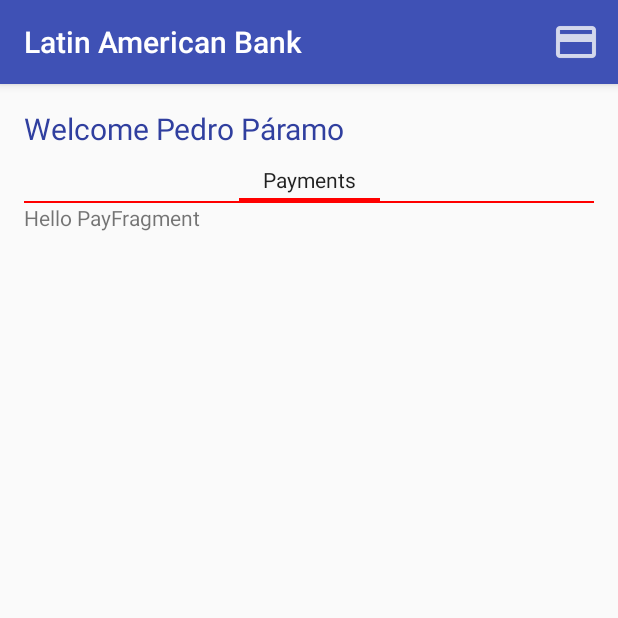
After one commit to DanielOlvera/LatinAmericanBank, an Android app: the PayFragment screen opened directly, with no data from a screen before it, on a phone screen of 412 x 824 dp, the top half of it. The commit adds this screen. Run offline under Robolectric (Android 15) with nearby library versions, the phone set to English and light mode, and no system bars; our stand-ins replace ButterKnife.

Commit message:
UserWindow: Added PayFragment UI, implementation and barMenu, testes and working correctly

```diff
--- a/app/build.gradle
+++ b/app/build.gradle
@@ -43,16 +43,16 @@ dependencies {
     androidTestCompile('com.android.support.test.espresso:espresso-core:2.2.2', {
         exclude group: 'com.android.support', module: 'support-annotations'
     })
-    compile 'com.android.support:appcompat-v7:24.2.1'
-    testCompile 'junit:junit:4.12'
 
     //Digits compile
     compile('com.digits.sdk.android:digits:2.0.2@aar') {
         transitive = true;
     }
+    compile 'com.android.support:appcompat-v7:24.2.1'
+    compile 'com.android.support:support-v4:24.2.1'
+    testCompile 'junit:junit:4.12'
 
     //Material design
-    compile 'com.android.support:appcompat-v7:24.2.1'
     compile 'com.android.support:cardview-v7:24.2.1'
     compile 'com.android.support:recyclerview-v7:24.2.1'
     compile 'com.android.support:design:24.2.1'
--- /dev/null
+++ b/app/src/main/java/com/example/daniel/latinamericanbank/userswindow/PayFragment.java
@@ -0,0 +1,66 @@
+package com.example.daniel.latinamericanbank.userswindow;
+
+
+
+import android.content.Context;
+import android.os.Bundle;
+import android.support.annotation.Nullable;
+import android.support.v4.app.Fragment;
+import android.view.LayoutInflater;
+import android.view.Menu;
+import android.view.MenuInflater;
+import android.view.View;
+import android.view.ViewGroup;
+import android.widget.TextView;
+
+import com.example.daniel.latinamericanbank.R;
+
+import butterknife.BindView;
+import butterknife.ButterKnife;
+
+/**
+ * A simple {@link Fragment} subclass.
+ *
+ */
+public class PayFragment extends Fragment {
+
+    @BindView(R.id.fp_textVw)
+    TextView textView;
+
+    private String title;
+    private int page;
+
+    public PayFragment() {
+        // Required empty public constructor
+    }
+
+    public static PayFragment newInstance(){
+        PayFragment payFragment = new PayFragment();
+        return payFragment;
+    }
+
+    @Override
+    public void onCreate(@Nullable Bundle savedInstanceState) {
+        super.onCreate(savedInstanceState);
+    }
+
+    @Override
+    public View onCreateView(LayoutInflater inflater, ViewGroup container,
+                             Bundle savedInstanceState) {
+        // Inflate the layout for this fragment
+        return inflater.inflate(R.layout.fragment_pay, container, false);
+    }
+
+    @Override
+    public void onActivityCreated(@Nullable Bundle savedInstanceState) {
+        super.onActivityCreated(savedInstanceState);
+        setHasOptionsMenu(true);
+
+    }
+
+    @Override
+    public void onCreateOptionsMenu(Menu menu, MenuInflater inflater) {
+        inflater.inflate(R.menu.pay_menu, menu);
+        //super.onCreateOptionsMenu(menu, inflater);
+    }
+}
--- /dev/null
+++ b/app/src/main/java/com/example/daniel/latinamericanbank/userswindow/UserFragmentAdapter.java
@@ -0,0 +1,48 @@
+package com.example.daniel.latinamericanbank.userswindow;
+
+import android.support.v4.app.Fragment;
+import android.support.v4.app.FragmentManager;
+import android.support.v4.app.FragmentPagerAdapter;
+
+/**
+ * Created by Daniel on 11/26/16.
+ */
+
+public class UserFragmentAdapter extends FragmentPagerAdapter {
+
+    private static int NUM_TABS = 1;
+    public static final String UI_TAB_PAY = "Payments";
+    public static final String UI_TAB_TRANS = "Transfers";
+    public static final String UI_TAB_BAL = "Balance";
+
+    public UserFragmentAdapter(FragmentManager fm) {
+        super(fm);
+    }
+
+    @Override
+    public Fragment getItem(int position) {
+        switch (position){
+            case 0:
+                return PayFragment.newInstance();
+        }
+        return null;
+    }
+
+    @Override
+    public int getCount() {
+        return NUM_TABS;
+    }
+
+    @Override
+    public CharSequence getPageTitle(int position) {
+        switch (position){
+            case 0:
+                return UI_TAB_PAY;
+            case 1:
+                return UI_TAB_TRANS;
+            case 2:
+                return UI_TAB_BAL;
+        }
+        return super.getPageTitle(position);
+    }
+}
--- /dev/null
+++ b/app/src/main/java/com/example/daniel/latinamericanbank/userswindow/UserWindowActivity.java
@@ -0,0 +1,51 @@
+package com.example.daniel.latinamericanbank.userswindow;
+
+import android.graphics.Color;
+import android.support.v4.app.FragmentPagerAdapter;
+import android.support.v4.view.PagerTabStrip;
+import android.support.v4.view.ViewPager;
+import android.support.v7.app.AppCompatActivity;
+import android.os.Bundle;
+import android.view.MenuItem;
+import android.widget.TextView;
+
+import com.example.daniel.latinamericanbank.R;
+
+import butterknife.BindView;
+import butterknife.ButterKnife;
+
+public class UserWindowActivity extends AppCompatActivity {
+
+    @BindView(R.id.auw_viewPgr)
+    ViewPager viewPager;
+    @BindView(R.id.auw_pagrTabStrp)
+    PagerTabStrip pagerTabStrip;
+    @BindView(R.id.auw_userName)
+    TextView userName;
+    FragmentPagerAdapter fragmentPagerAdapter;
+
+    private static final String FAKE_USER = "Pedro Páramo";
+
+    @Override
+    protected void onCreate(Bundle savedInstanceState) {
+        super.onCreate(savedInstanceState);
+        setContentView(R.layout.activity_user_window);
+        ButterKnife.bind(this);
+
+        //Modifying pager strip color
+        pagerTabStrip.setDrawFullUnderline(true);
+        pagerTabStrip.setTabIndicatorColor(Color.RED);
+
+        //Here is were the view pager will be inflated
+        fragmentPagerAdapter = new UserFragmentAdapter(getSupportFragmentManager());
+        viewPager.setAdapter(fragmentPagerAdapter);
+
+        //Here is inflated the text view
+        userName.setText("Welcome " + FAKE_USER);
+    }
+
+    @Override
+    public boolean onOptionsItemSelected(MenuItem item) {
+        return super.onOptionsItemSelected(item);
+    }
+}
--- a/app/src/main/res/layout/activity_login.xml
+++ b/app/src/main/res/layout/activity_login.xml
@@ -37,7 +37,7 @@
                 android:layout_width="match_parent"
                 android:layout_height="wrap_content"
                 android:inputType="textEmailAddress"
-                android:hint="Email" />
+                android:hint="User" />
 
         </android.support.design.widget.TextInputLayout>
 
@@ -53,7 +53,7 @@
                 android:layout_width="match_parent"
                 android:layout_height="wrap_content"
                 android:inputType="textPassword"
-                android:hint="Password"/>
+                android:hint="Email"/>
 
         </android.support.design.widget.TextInputLayout>
 
--- /dev/null
+++ b/app/src/main/res/layout/activity_user_window.xml
@@ -0,0 +1,40 @@
+<?xml version="1.0" encoding="utf-8"?>
+<android.support.design.widget.CoordinatorLayout xmlns:android="http://schemas.android.com/apk/res/android"
+    xmlns:tools="http://schemas.android.com/tools"
+    android:id="@+id/activity_user_window"
+    android:layout_width="match_parent"
+    android:layout_height="match_parent"
+    android:paddingBottom="@dimen/activity_vertical_margin"
+    android:paddingLeft="@dimen/activity_horizontal_margin"
+    android:paddingRight="@dimen/activity_horizontal_margin"
+    android:paddingTop="@dimen/activity_vertical_margin"
+    tools:context="com.example.daniel.latinamericanbank.userswindow.UserWindowActivity">
+
+    <LinearLayout
+        android:layout_width="match_parent"
+        android:layout_height="match_parent"
+        android:orientation="vertical">
+        <TextView
+            android:id="@+id/auw_userName"
+            android:layout_width="match_parent"
+            android:layout_height="wrap_content"
+            android:text="User: "
+            android:textSize="20dp"
+            android:textColor="@color/colorPrimaryDark"
+            android:layout_marginBottom="4dp"/>
+        <android.support.v4.view.ViewPager
+            android:id="@+id/auw_viewPgr"
+            android:layout_width="match_parent"
+            android:layout_height="match_parent"
+            android:background="@color/colorGray50">
+            <android.support.v4.view.PagerTabStrip
+                android:id="@+id/auw_pagrTabStrp"
+                android:layout_width="match_parent"
+                android:layout_height="wrap_content"
+                android:layout_gravity="top"
+                android:paddingBottom="4dp"
+                android:paddingTop="4dp"/>
+        </android.support.v4.view.ViewPager>
+    </LinearLayout>
+
+</android.support.design.widget.CoordinatorLayout>
--- /dev/null
+++ b/app/src/main/res/layout/fragment_pay.xml
@@ -0,0 +1,14 @@
+<FrameLayout xmlns:android="http://schemas.android.com/apk/res/android"
+    xmlns:tools="http://schemas.android.com/tools"
+    android:layout_width="match_parent"
+    android:layout_height="match_parent"
+    tools:context="com.example.daniel.latinamericanbank.userswindow.PayFragment">
+
+    <!-- TODO: Update blank fragment layout -->
+    <TextView
+        android:id="@+id/fp_textVw"
+        android:layout_width="match_parent"
+        android:layout_height="match_parent"
+        android:text="Hello PayFragment" />
+
+</FrameLayout>
--- /dev/null
+++ b/app/src/main/res/menu/pay_menu.xml
@@ -0,0 +1,9 @@
+<?xml version="1.0" encoding="utf-8"?>
+<menu xmlns:android="http://schemas.android.com/apk/res/android"
+    xmlns:app="http://schemas.android.com/apk/res-auto">
+    <item android:id="@+id/pm_payMenu"
+        android:title="Payment"
+        android:orderInCategory="10"
+        app:showAsAction="ifRoom"
+        android:icon="@drawable/payment_menu">#B71C1C</item>
+</menu>
--- a/app/src/main/res/values/strings.xml
+++ b/app/src/main/res/values/strings.xml
@@ -1,4 +1,7 @@
 <resources>
     <string name="app_name">Latin American Bank</string>
     <string name="signupActivity">Signup</string>
+
+    <!-- TODO: Remove or change this placeholder text -->
+    <string name="hello_blank_fragment">Hello blank fragment</string>
 </resources>
```
Also changed, not shown: app/src/main/AndroidManifest.xml (+6 -5 lines), app/src/main/java/com/example/daniel/latinamericanbank/LoginActivity.java (+10 -3 lines), app/src/main/java/com/example/daniel/latinamericanbank/userswindow/TransferFragment.java (added, +30 -0 lines), app/src/main/res/layout/activity_signup.xml (+0 -13 lines), app/src/main/res/layout/fragment_transfer.xml (added, +13 -0 lines), app/src/main/res/drawable-hdpi/payment_menu.png (added), app/src/main/res/drawable-mdpi/payment_menu.png (added), app/src/main/res/drawable-xhdpi/payment_menu.png (added), app/src/main/res/drawable-xxhdpi/payment_menu.png (added), 1 other file.
